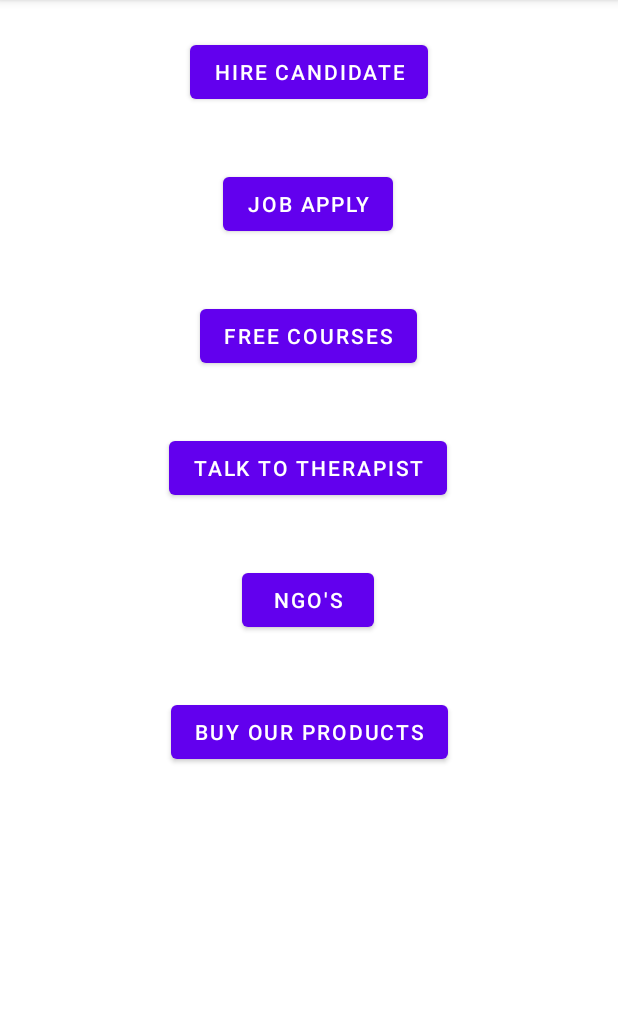
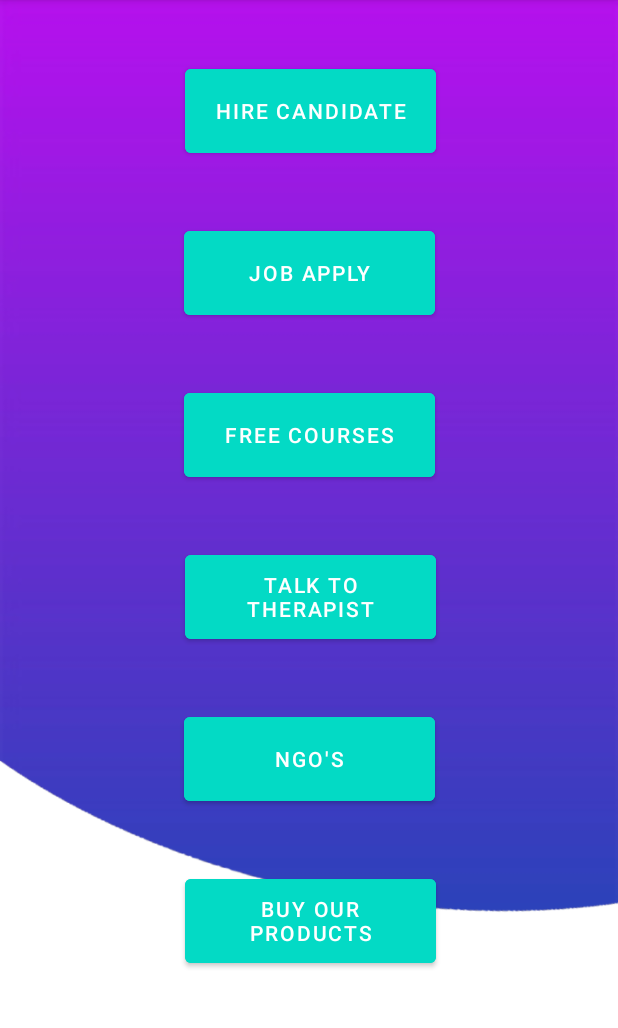
Before and after one commit to Pranavv213/fc34-VisionX, an Android app: the screen it shows after launch (Menu), after a tap on "MENU", on a phone screen of 412 x 824 dp, the part 84-1112 px from its top. Run offline under Robolectric (Android 15) with nearby library versions, the phone set to English and light mode, and no system bars.

Commit message:
first commit03

```diff
--- a/app/src/main/java/com/example/jobportal/MainActivity.java
+++ b/app/src/main/java/com/example/jobportal/MainActivity.java
@@ -24,6 +24,7 @@ public class MainActivity extends AppCompatActivity {
 
         read = findViewById(R.id.b1);
         menu = findViewById(R.id.menu);
+        login = findViewById(R.id.login);
 
         textToSpeech = new TextToSpeech(getApplicationContext(), new TextToSpeech.OnInitListener() {
             @Override
@@ -54,6 +55,14 @@ public class MainActivity extends AppCompatActivity {
                 startActivity(intent);
             }
         });
+        login.setOnClickListener(new View.OnClickListener() {
+            @Override
+            public void onClick(View view) {
+                Intent intent  = new Intent(MainActivity.this, login.class);
+                startActivity(intent);
+            }
+        });
+
 
     }
 }
--- a/app/src/main/res/layout/activity_menu.xml
+++ b/app/src/main/res/layout/activity_menu.xml
@@ -3,71 +3,80 @@
     xmlns:app="http://schemas.android.com/apk/res-auto"
     xmlns:tools="http://schemas.android.com/tools"
     android:layout_width="match_parent"
+    android:background="@drawable/bglogin"
     android:layout_height="match_parent"
     tools:context=".Menu">
 
     <Button
         android:id="@+id/therapist"
-        android:layout_width="wrap_content"
-        android:layout_height="wrap_content"
+        android:layout_width="167dp"
+        android:layout_height="68dp"
         android:layout_marginTop="40dp"
+        android:backgroundTint="@color/teal_200"
         android:text="Talk to therapist"
         app:layout_constraintEnd_toEndOf="parent"
-        app:layout_constraintHorizontal_bias="0.498"
+        app:layout_constraintHorizontal_bias="0.504"
         app:layout_constraintStart_toStartOf="parent"
         app:layout_constraintTop_toBottomOf="@+id/courses" />
 
     <Button
-        android:id="@+id/Hire"
-        android:layout_width="wrap_content"
-        android:layout_height="wrap_content"
-        android:layout_marginTop="24dp"
-        android:text="Hire Candidate"
-        app:layout_constraintEnd_toEndOf="parent"
-        app:layout_constraintStart_toStartOf="parent"
-        app:layout_constraintTop_toTopOf="parent" />
-
-    <Button
-        android:id="@+id/Apply"
-        android:layout_width="wrap_content"
-        android:layout_height="wrap_content"
+        android:id="@+id/courses"
+        android:layout_width="167dp"
+        android:layout_height="68dp"
         android:layout_marginTop="40dp"
-        android:text="Job Apply"
-        app:layout_constraintEnd_toEndOf="parent"
-        app:layout_constraintHorizontal_bias="0.498"
-        app:layout_constraintStart_toStartOf="parent"
-        app:layout_constraintTop_toBottomOf="@+id/Hire" />
-
-    <Button
-        android:id="@+id/courses"
-        android:layout_width="wrap_content"
-        android:layout_height="wrap_content"
-        android:layout_marginTop="40dp"
+        android:backgroundTint="@color/teal_200"
         android:text="Free Courses"
         app:layout_constraintEnd_toEndOf="parent"
-        app:layout_constraintHorizontal_bias="0.498"
+        app:layout_constraintHorizontal_bias="0.501"
         app:layout_constraintStart_toStartOf="parent"
         app:layout_constraintTop_toBottomOf="@+id/Apply" />
 
     <Button
         android:id="@+id/ngo"
-        android:layout_width="wrap_content"
-        android:layout_height="wrap_content"
+        android:layout_width="167dp"
+        android:layout_height="68dp"
         android:layout_marginTop="40dp"
+        android:backgroundTint="@color/teal_200"
         android:text="NGO's"
         app:layout_constraintEnd_toEndOf="parent"
-        app:layout_constraintHorizontal_bias="0.498"
+        app:layout_constraintHorizontal_bias="0.501"
         app:layout_constraintStart_toStartOf="parent"
         app:layout_constraintTop_toBottomOf="@+id/therapist" />
 
     <Button
         android:id="@+id/buy"
-        android:layout_width="wrap_content"
-        android:layout_height="wrap_content"
+        android:layout_width="167dp"
+        android:layout_height="68dp"
         android:layout_marginTop="40dp"
+        android:backgroundTint="@color/teal_200"
         android:text="Buy Our Products"
         app:layout_constraintEnd_toEndOf="parent"
+        app:layout_constraintHorizontal_bias="0.504"
         app:layout_constraintStart_toStartOf="parent"
         app:layout_constraintTop_toBottomOf="@+id/ngo" />
 
+    <Button
+        android:id="@+id/Apply"
+        android:layout_width="167dp"
+        android:layout_height="68dp"
+        android:layout_marginTop="40dp"
+        android:backgroundTint="@color/teal_200"
+        android:text="Job Apply"
+        app:layout_constraintEnd_toEndOf="parent"
+        app:layout_constraintHorizontal_bias="0.501"
+        app:layout_constraintStart_toStartOf="parent"
+        app:layout_constraintTop_toBottomOf="@+id/Hire" />
+
+    <Button
+        android:id="@+id/Hire"
+        android:layout_width="167dp"
+        android:layout_height="68dp"
+        android:layout_marginTop="40dp"
+        android:backgroundTint="@color/teal_200"
+        android:text="Hire Candidate"
+        app:layout_constraintEnd_toEndOf="parent"
+        app:layout_constraintHorizontal_bias="0.505"
+        app:layout_constraintStart_toStartOf="parent"
+        app:layout_constraintTop_toTopOf="parent" />
+
 </androidx.constraintlayout.widget.ConstraintLayout>
```
Also changed, not shown: app/src/main/res/layout/activity_login.xml (+7 -5 lines), app/src/main/res/layout/activity_main.xml (+19 -5 lines).
